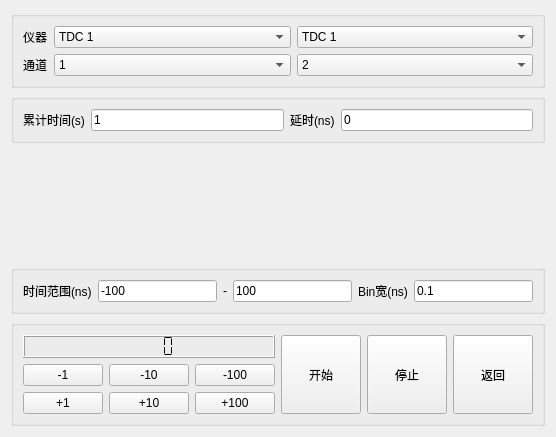
First picture: the form in ui/histogramwidget.ui, repository WhiteChimney/TDC-counter, before the edit.
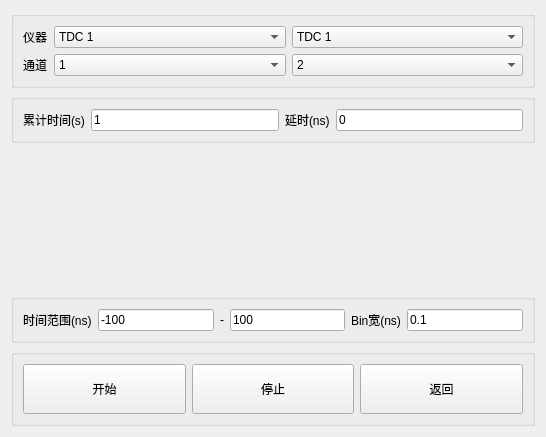
Second picture: the form after the edit. Custom widgets are drawn as their Qt base class.

```diff
--- a/ui/histogramwidget.ui
+++ b/ui/histogramwidget.ui
@@ -252,62 +252,6 @@
       <string/>
      </property>
      <layout class="QHBoxLayout" name="horizontalLayout_4">
-      <item>
-       <layout class="QGridLayout" name="gridLayout_2">
-        <item row="0" column="0" colspan="3">
-         <widget class="QLCDNumber" name="lcdComDelay">
-          <property name="segmentStyle">
-           <enum>QLCDNumber::Flat</enum>
-          </property>
-          <property name="intValue" stdset="0">
-           <number>0</number>
-          </property>
-         </widget>
-        </item>
-        <item row="2" column="0">
-         <widget class="QPushButton" name="buttonPlus1">
-          <property name="text">
-           <string>+1</string>
-          </property>
-         </widget>
-        </item>
-        <item row="1" column="0">
-         <widget class="QPushButton" name="buttonMinus1">
-          <property name="text">
-           <string>-1</string>
-          </property>
-         </widget>
-        </item>
-        <item row="1" column="1">
-         <widget class="QPushButton" name="buttonMinus10">
-          <property name="text">
-           <string>-10</string>
-          </property>
-         </widget>
-        </item>
-        <item row="2" column="1">
-         <widget class="QPushButton" name="buttonPlus10">
-          <property name="text">
-           <string>+10</string>
-          </property>
-         </widget>
-        </item>
-        <item row="1" column="2">
-         <widget class="QPushButton" name="buttonMinus100">
-          <property name="text">
-           <string>-100</string>
-          </property>
-         </widget>
-        </item>
-        <item row="2" column="2">
-         <widget class="QPushButton" name="buttonPlus100">
-          <property name="text">
-           <string>+100</string>
-          </property>
-         </widget>
-        </item>
-       </layout>
-      </item>
       <item>
        <widget class="QPushButton" name="buttonStart">
         <property name="sizePolicy">
```
